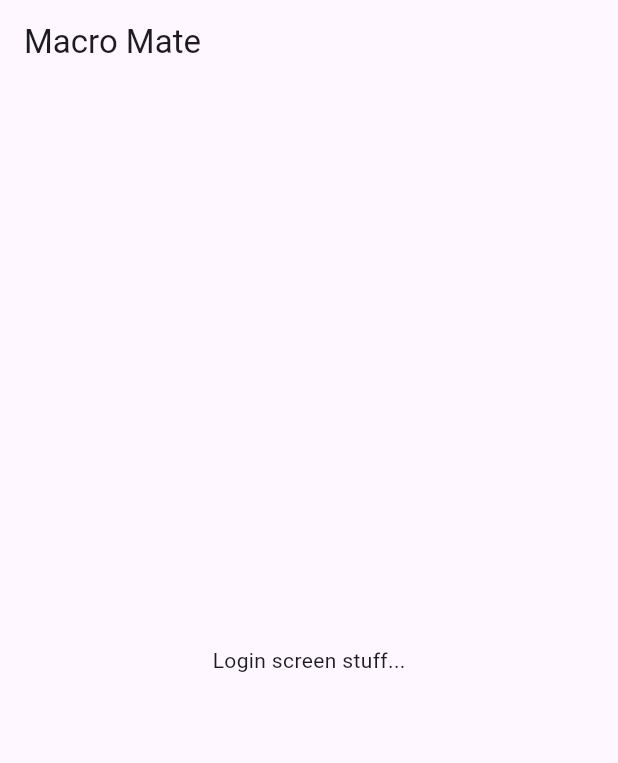
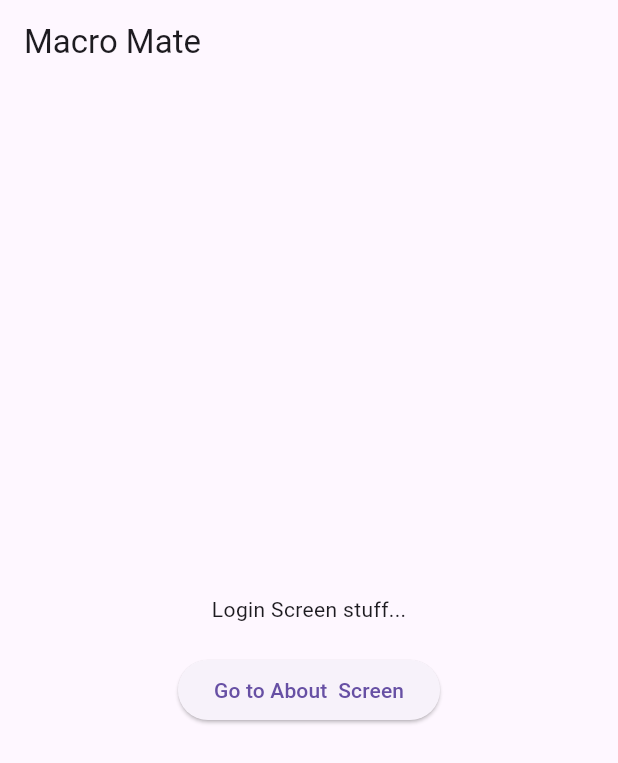
Before and after one commit to ajosorio/Calorie-Tracker-Project, a Flutter app: the screen it shows after launch, on a phone screen of 412 x 824 dp. Shown: the top 763 px of the screen. Run offline on Flutter 3.47's test engine with Material 3 defaults, Android fonts, the phone set to English and light mode, and no system bars.

Commit message:
Made About Screen and Button

```diff
--- a/calorie_tracker_app/lib/main.dart
+++ b/calorie_tracker_app/lib/main.dart
@@ -13,9 +13,51 @@ class HomeScreen extends StatelessWidget {
       home: Scaffold(
         appBar: AppBar(title: Text("Macro Mate")),
         body: Center(
-          child: Text('Login screen stuff...'),
+          child: Column(
+            mainAxisAlignment: MainAxisAlignment.center,
+            children: [
+              Text("Login Screen stuff..."),
+              SizedBox(
+                height: 20,
+              ),
+              ElevatedButton(
+                onPressed: () {
+                  runApp(const AboutScreen());
+                },
+                child: Text("Go to About  Screen"),
+              ),
+            ],
+          ),
         ),
       ),
     );
   }
 }
+
+class AboutScreen extends StatelessWidget {
+  const AboutScreen({super.key});
+
+  @override
+  Widget build(BuildContext context) {
+    return MaterialApp(
+      home: Scaffold(
+        body: Center(
+          child: Column(
+            mainAxisAlignment: MainAxisAlignment.center,
+            children: [
+              Text("This page was made by Alejandro"),
+              SizedBox(
+                height: 20,
+              ),
+              ElevatedButton(
+                  onPressed: () {
+                    runApp(const HomeScreen());
+                  },
+                  child: Text("Go to Home Screen"))
+            ],
+          ),
+        ),
+      ),
+    );
+  }
+}
```
Also changed, not shown: calorie_tracker_app/pubspec.lock, 1 other file.
